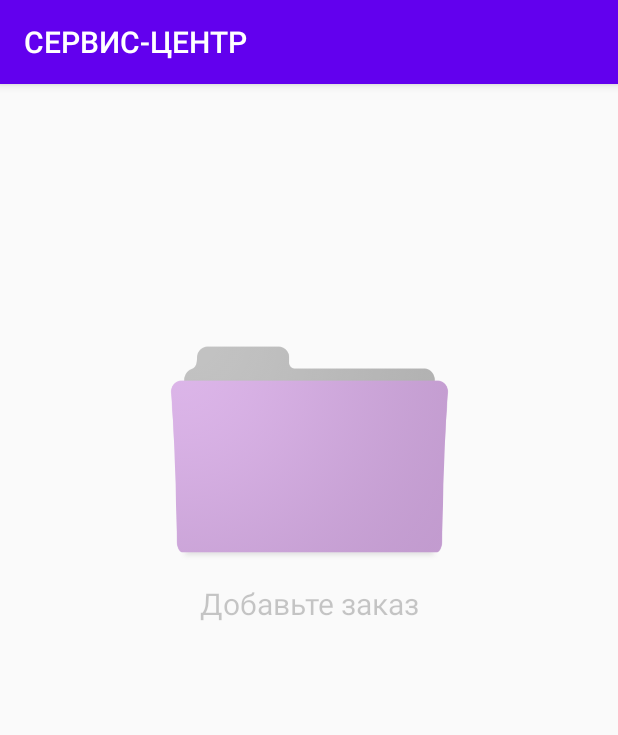
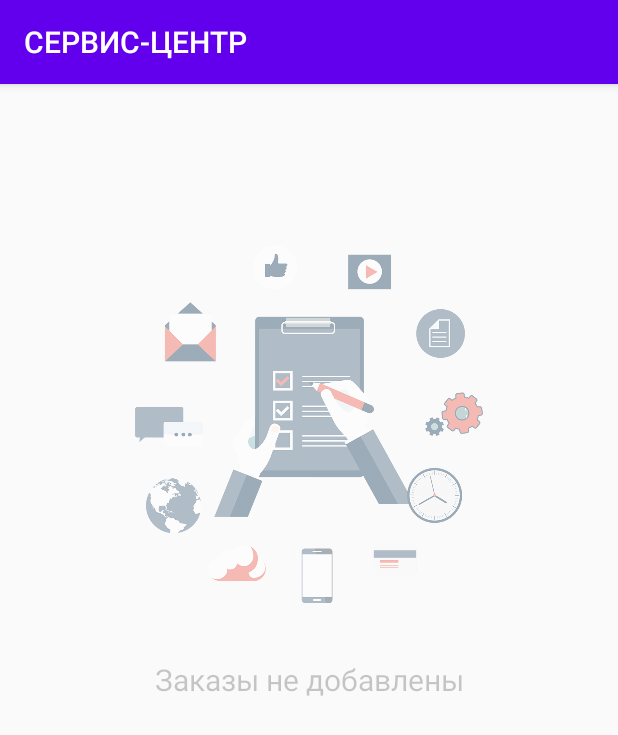
Before and after one commit to Vadim-Rudak/Service-center, an Android app: the MainActivity5 screen opened directly, with no data from a screen before it, on a phone screen of 412 x 824 dp. Shown: the top 735 px of the screen. Run offline under Robolectric (Android 15) with nearby library versions, the phone set to English and light mode, and no system bars; libraries missing offline, so code that uses them is left out: com.rengwuxian.materialedittext.

Commit message:
Add png for order user2

```diff
--- a/app/src/main/res/layout/activity_main5.xml
+++ b/app/src/main/res/layout/activity_main5.xml
@@ -18,28 +18,27 @@
 
     <ImageView
         android:id="@+id/empty_imageview"
-        android:layout_width="187dp"
-        android:layout_height="268dp"
-        android:layout_marginTop="108dp"
+        android:layout_width="232dp"
+        android:layout_height="313dp"
+        android:layout_marginTop="70dp"
         android:alpha="0.4"
-        android:visibility="gone"
+        android:visibility="visible"
         app:layout_constraintEnd_toEndOf="parent"
         app:layout_constraintStart_toStartOf="parent"
         app:layout_constraintTop_toTopOf="parent"
-        app:srcCompat="@drawable/nd" />
+        app:srcCompat="@drawable/sz2" />
 
     <TextView
         android:id="@+id/no_data"
         android:layout_width="wrap_content"
         android:layout_height="wrap_content"
-        android:layout_marginBottom="16dp"
         android:alpha="0.4"
-        android:text="@string/ad22"
+        android:text="@string/ad36"
         android:textSize="20sp"
-        android:visibility="gone"
-        app:layout_constraintBottom_toBottomOf="@+id/empty_imageview"
+        android:visibility="visible"
         app:layout_constraintEnd_toEndOf="parent"
-        app:layout_constraintStart_toStartOf="parent" />
+        app:layout_constraintStart_toStartOf="parent"
+        app:layout_constraintTop_toBottomOf="@+id/empty_imageview" />
 
 
 </androidx.constraintlayout.widget.ConstraintLayout>
--- a/app/src/main/res/values/strings.xml
+++ b/app/src/main/res/values/strings.xml
@@ -39,6 +39,7 @@
     <string name="adf36">ПАРОЛЬ</string>
     <string name="adf37">ВОЙТИ</string>
     <string name="ad35">Информация о заказе:</string>
+    <string name="ad36">Заказы не добавлены</string>
 
     <string name="name_act_user">Заказы текущего месяца</string>
     <string name="name_act_user1">Все заказы</string>
```
Also changed, not shown: app/src/main/res/drawable-v24/sz2.png (added).
